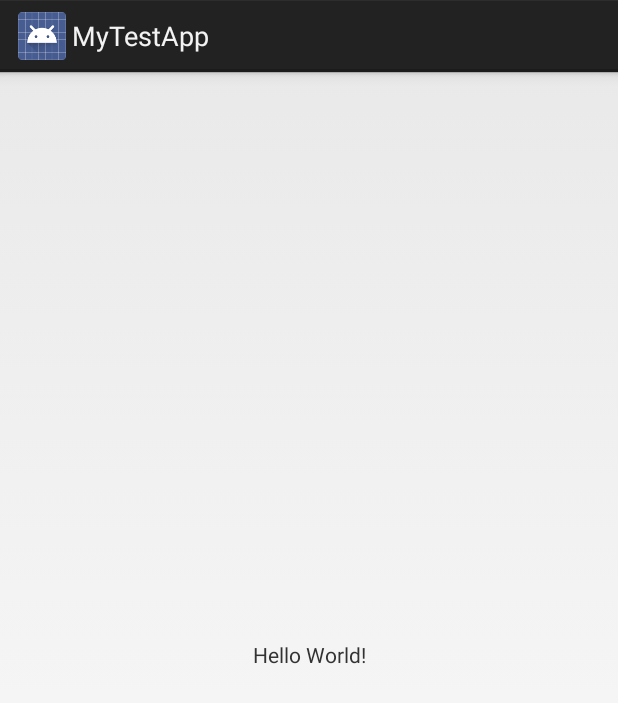
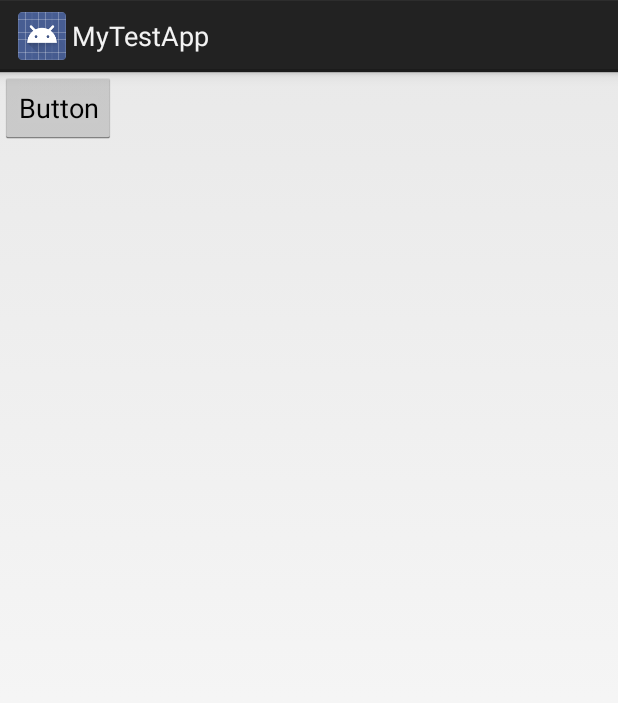
Before and after one commit to ashjanagal/myandroidapp, an Android app: the screen it shows after launch (MainActivity), on a phone screen of 412 x 824 dp. Shown: the top 703 px of the screen. Run offline under Robolectric (Android 15) with nearby library versions, the phone set to English and light mode, and no system bars.

Commit message:
buttonadded

```diff
--- a/MyTestApp/app/src/main/res/layout/activity_main.xml
+++ b/MyTestApp/app/src/main/res/layout/activity_main.xml
@@ -6,13 +6,12 @@
     android:layout_height="match_parent"
     tools:context="com.predator.mytestapp.MainActivity">
 
-    <TextView
+    <Button
+        android:id="@+id/button"
         android:layout_width="wrap_content"
         android:layout_height="wrap_content"
-        android:text="Hello World!"
-        app:layout_constraintBottom_toBottomOf="parent"
-        app:layout_constraintLeft_toLeftOf="parent"
-        app:layout_constraintRight_toRightOf="parent"
-        app:layout_constraintTop_toTopOf="parent" />
+        android:text="Button"
+        tools:layout_editor_absoluteX="140dp"
+        tools:layout_editor_absoluteY="112dp" />
 
 </android.support.constraint.ConstraintLayout>
```
